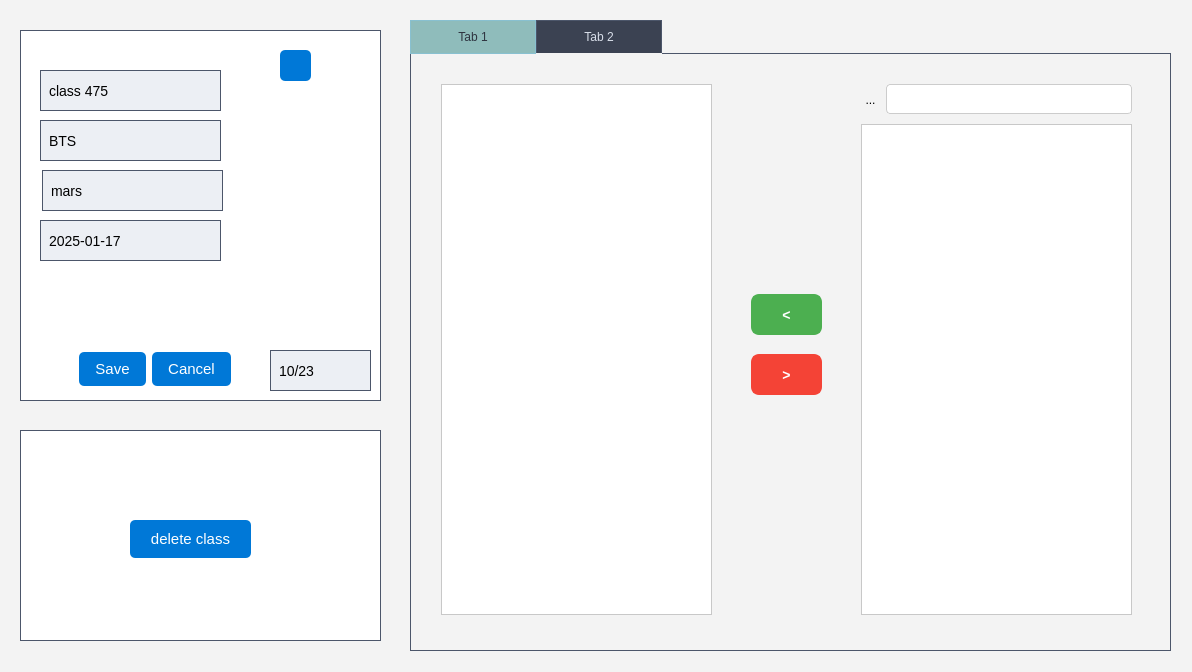
The window that School_System/ui/EditClassDialog.ui (KasperJack/School-Management-System) describes before a commit, drawn with Qt 5.
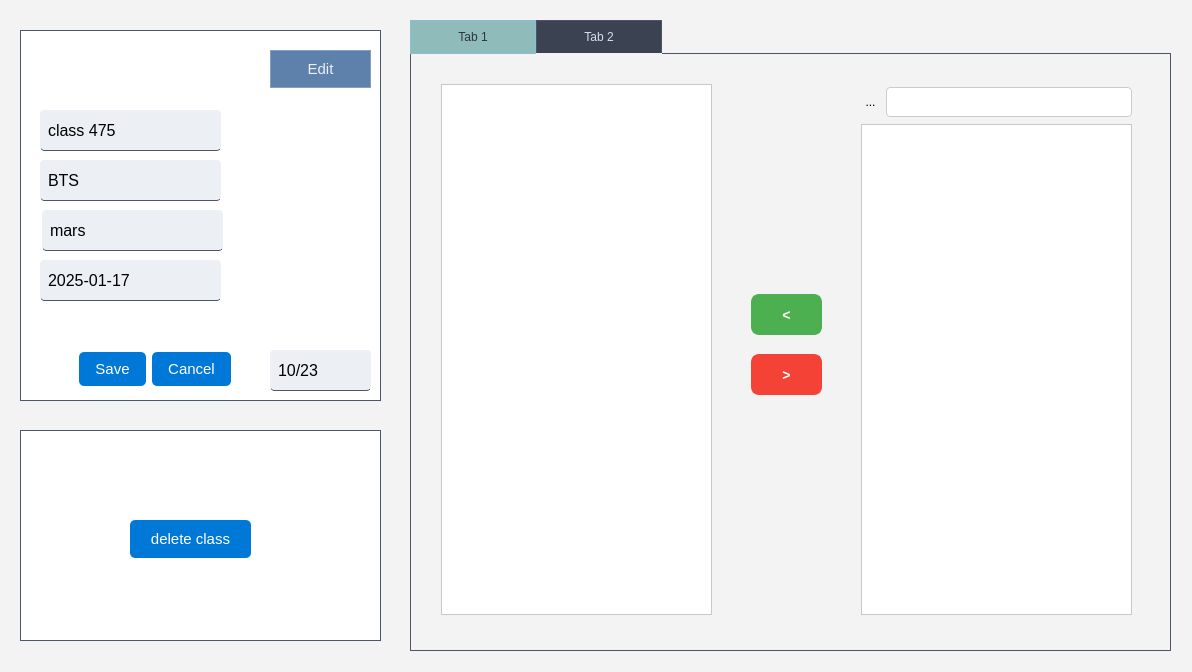
The same window after the commit. The open tabs and pages were chosen to show the change. Icons and pictures are not drawn.

Diff of the .ui file:
```diff
--- a/School_System/ui/EditClassDialog.ui
+++ b/School_System/ui/EditClassDialog.ui
@@ -415,13 +415,13 @@
       <string>&gt;</string>
      </property>
     </widget>
-    <widget class="QWidget" name="">
+    <widget class="QWidget" name="layoutWidget">
      <property name="geometry">
       <rect>
        <x>450</x>
        <y>30</y>
        <width>271</width>
-       <height>31</height>
+       <height>36</height>
       </rect>
      </property>
      <layout class="QHBoxLayout" name="horizontalLayout">
@@ -946,20 +946,19 @@
     <property name="geometry">
      <rect>
       <x>20</x>
-      <y>40</y>
+      <y>80</y>
       <width>181</width>
       <height>41</height>
      </rect>
     </property>
     <property name="styleSheet">
-     <string notr="true">/* Input Field */
-QLineEdit {
+     <string notr="true">QLineEdit {
     background-color: #eceff4; /* Light background */
     color: #000000; /* Black text */
-    border: 1px solid #4C566A; /* Subtle gray-blue border */
-    border-radius: 0px; /* No rounded corners */
+    border: none; /* Remove default border */
+    border-bottom: 1px solid #4C566A; /* Subtle bottom border */
     padding: 6px; /* Padding inside the field */
-    font-size: 14px; /* Standard font size */
+    outline: none; /* Remove focus outline */
 }
 
 /* Focused Input Field */
@@ -982,20 +981,19 @@
     <property name="geometry">
      <rect>
       <x>20</x>
-      <y>90</y>
+      <y>130</y>
       <width>181</width>
       <height>41</height>
      </rect>
     </property>
     <property name="styleSheet">
-     <string notr="true">/* Input Field */
-QLineEdit {
+     <string notr="true">QLineEdit {
     background-color: #eceff4; /* Light background */
     color: #000000; /* Black text */
-    border: 1px solid #4C566A; /* Subtle gray-blue border */
-    border-radius: 0px; /* No rounded corners */
+    border: none; /* Remove default border */
+    border-bottom: 1px solid #4C566A; /* Subtle bottom border */
     padding: 6px; /* Padding inside the field */
-    font-size: 14px; /* Standard font size */
+    outline: none; /* Remove focus outline */
 }
 
 /* Focused Input Field */
@@ -1018,20 +1016,19 @@
     <property name="geometry">
      <rect>
       <x>22</x>
-      <y>140</y>
+      <y>180</y>
       <width>181</width>
       <height>41</height>
      </rect>
     </property>
     <property name="styleSheet">
-     <string notr="true">/* Input Field */
-QLineEdit {
+     <string notr="true">QLineEdit {
     background-color: #eceff4; /* Light background */
     color: #000000; /* Black text */
-    border: 1px solid #4C566A; /* Subtle gray-blue border */
-    border-radius: 0px; /* No rounded corners */
+    border: none; /* Remove default border */
+    border-bottom: 1px solid #4C566A; /* Subtle bottom border */
     padding: 6px; /* Padding inside the field */
-    font-size: 14px; /* Standard font size */
+    outline: none; /* Remove focus outline */
 }
 
 /* Focused Input Field */
@@ -1054,20 +1051,19 @@
     <property name="geometry">
      <rect>
       <x>20</x>
-      <y>190</y>
+      <y>230</y>
       <width>181</width>
       <height>41</height>
      </rect>
     </property>
     <property name="styleSheet">
-     <string notr="true">/* Input Field */
-QLineEdit {
+     <string notr="true">QLineEdit {
     background-color: #eceff4; /* Light background */
     color: #000000; /* Black text */
-    border: 1px solid #4C566A; /* Subtle gray-blue border */
-    border-radius: 0px; /* No rounded corners */
+    border: none; /* Remove default border */
+    border-bottom: 1px solid #4C566A; /* Subtle bottom border */
     padding: 6px; /* Padding inside the field */
-    font-size: 14px; /* Standard font size */
+    outline: none; /* Remove focus outline */
 }
 
 /* Focused Input Field */
@@ -1096,14 +1092,13 @@
      </rect>
     </property>
     <property name="styleSheet">
-     <string notr="true">/* Input Field */
-QLineEdit {
+     <string notr="true">QLineEdit {
     background-color: #eceff4; /* Light background */
     color: #000000; /* Black text */
-    border: 1px solid #4C566A; /* Subtle gray-blue border */
-    border-radius: 0px; /* No rounded corners */
+    border: none; /* Remove default border */
+    border-bottom: 1px solid #4C566A; /* Subtle bottom border */
     padding: 6px; /* Padding inside the field */
-    font-size: 14px; /* Standard font size */
+    outline: none; /* Remove focus outline */
 }
 
 /* Focused Input Field */
@@ -1125,14 +1120,56 @@
    <widget class="QPushButton" name="edit_button">
     <property name="geometry">
      <rect>
-      <x>260</x>
+      <x>250</x>
       <y>20</y>
-      <width>31</width>
-      <height>31</height>
+      <width>101</width>
+      <height>38</height>
      </rect>
     </property>
+    <property name="styleSheet">
+     <string notr="true">QPushButton {
+    background-color: #5E81AC; /* Nord Blue */
+    color: #ECEFF4; /* Light text */
+    border: 1px solid #81A1C1; /* Lighter blue border */
+    border-radius: 0px; /* No roundness */
+    padding: 6px 12px;
+    font-family: &quot;Segoe UI&quot;;
+    font-size: 15px;
+    min-height: 24px;
+}
+
+/* Hover State */
+QPushButton:hover {
+    background-color: #81A1C1; /* Lighter Nord Blue */
+    border: 1px solid #88C0D0; /* Teal highlight */
+}
+
+/* Pressed State */
+QPushButton:pressed {
+    background-color: #4C566A; /* Darker Nord Blue */
+    border: 1px solid #8FBCBB; /* Teal accent */
+}
+
+/* Edit Button Specific Style */
+QPushButton#editButton {
+    background-color: #88C0D0; /* Soft Teal Blue */
+    color: #2E3440; /* Darker text for contrast */
+    border: 1px solid #8FBCBB; /* Teal border */
+}
+
+QPushButton#editButton:hover {
+    background-color: #8FBCBB; /* Slightly lighter teal */
+    border: 1px solid #81A1C1; /* Soft blue highlight */
+}
+
+QPushButton#editButton:pressed {
+    background-color: #5E81AC; /* Dark Nord Blue */
+    border: 1px solid #4C566A; /* Darker border */
+}
+</string>
+    </property>
     <property name="text">
-     <string/>
+     <string>Edit</string>
     </property>
    </widget>
    <widget class="QDialogButtonBox" name="button_box">
```
Left out of the diff: 10 changed lines with no effect on the pictures.
